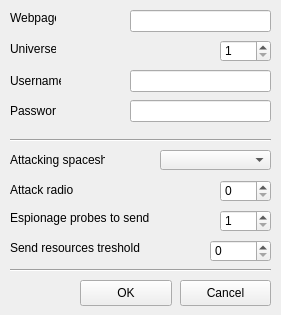
Old version of the form ogbot/src/ui/Options.ui in the repository kovan/kovans-ogbot.
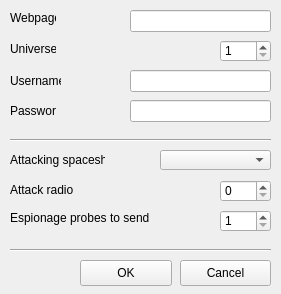
New version of the form. Icons and pictures are not drawn.

What changed in the file:
```diff
--- a/ogbot/src/ui/Options.ui
+++ b/ogbot/src/ui/Options.ui
@@ -9,7 +9,7 @@
     <x>0</x>
     <y>0</y>
     <width>281</width>
-    <height>315</height>
+    <height>294</height>
    </rect>
   </property>
   <property name="sizePolicy" >
@@ -214,7 +214,7 @@
    <property name="geometry" >
     <rect>
      <x>80</x>
-     <y>280</y>
+     <y>260</y>
      <width>92</width>
      <height>26</height>
     </rect>
@@ -253,52 +253,20 @@
    <property name="geometry" >
     <rect>
      <x>10</x>
-     <y>260</y>
-     <width>261</width>
-     <height>20</height>
-    </rect>
-   </property>
-   <property name="orientation" >
-    <enum>Qt::Horizontal</enum>
-   </property>
-  </widget>
-  <widget class="QSpinBox" name="minTheftSpinBox" >
-   <property name="geometry" >
-    <rect>
-     <x>210</x>
      <y>240</y>
-     <width>61</width>
-     <height>22</height>
+     <width>261</width>
+     <height>20</height>
     </rect>
    </property>
-   <property name="maximum" >
-    <number>999999999</number>
-   </property>
-   <property name="singleStep" >
-    <number>1000</number>
-   </property>
-  </widget>
-  <widget class="QLabel" name="label_15" >
-   <property name="geometry" >
-    <rect>
-     <x>10</x>
-     <y>230</y>
-     <width>191</width>
-     <height>36</height>
-    </rect>
-   </property>
-   <property name="text" >
-    <string>Send resources treshold</string>
-   </property>
-   <property name="buddy" >
-    <cstring>probesToSendSpinBox</cstring>
+   <property name="orientation" >
+    <enum>Qt::Horizontal</enum>
    </property>
   </widget>
   <widget class="QPushButton" name="cancelButton" >
    <property name="geometry" >
     <rect>
      <x>180</x>
-     <y>280</y>
+     <y>260</y>
      <width>91</width>
      <height>26</height>
     </rect>
```
Left out of the diff: 11 changed lines with no effect on the pictures.
